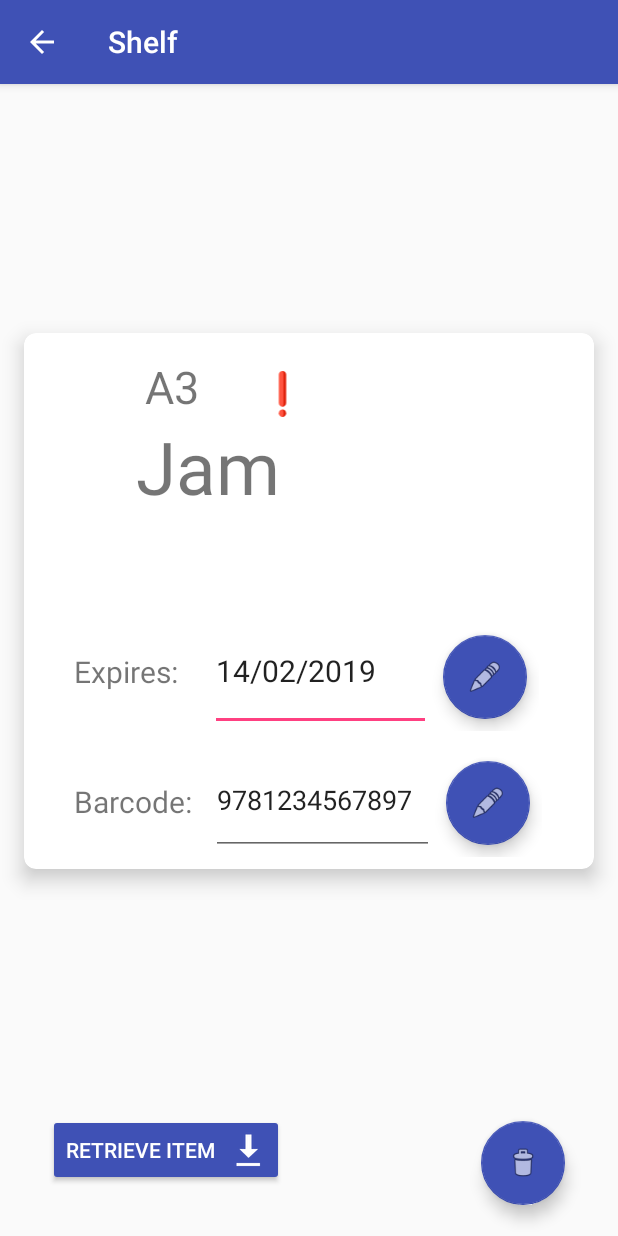
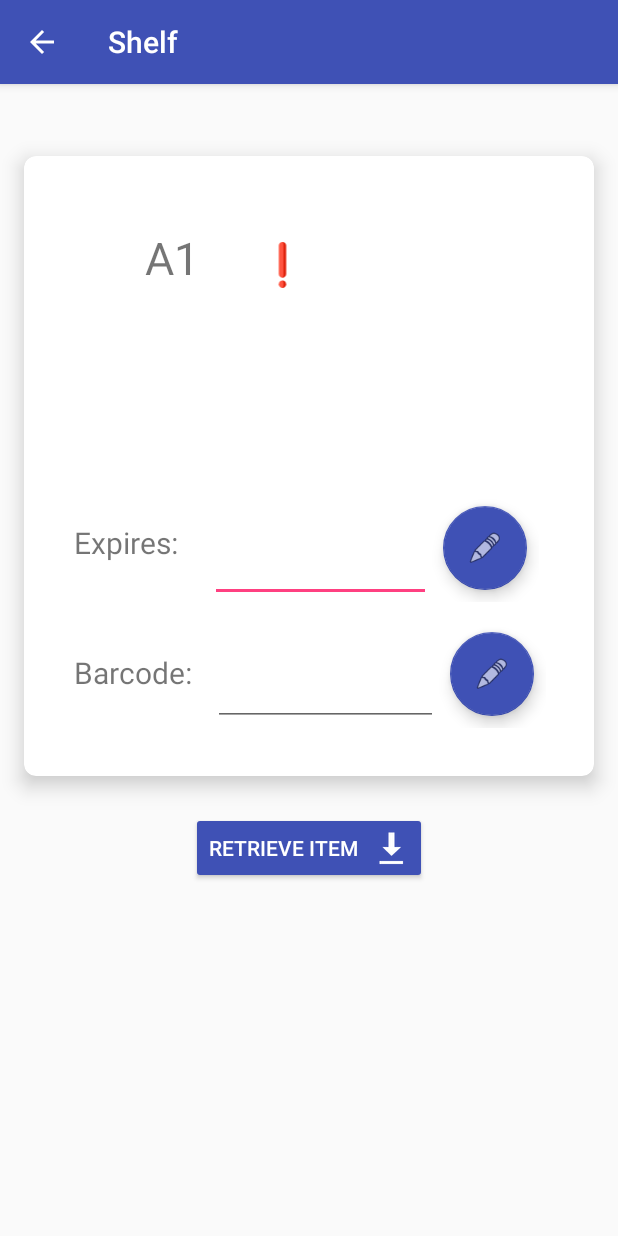
Before and after one commit to Ojasvi-Jalal/SystemDesignProject-Team2, an Android app: the screen it shows after launch (ShelfActivity), after a tap on "A1", on a phone screen of 412 x 824 dp. Run offline under Robolectric (Android 15) with nearby library versions, the light colour scheme and no system bars.

Commit message:
Merged Ojasvi's and my changes

```diff
--- a/android-app/app/src/main/java/com/example/ojasvi/roboreachapp/Item.kt
+++ b/android-app/app/src/main/java/com/example/ojasvi/roboreachapp/Item.kt
@@ -1,8 +1,8 @@
 package com.example.ojasvi.roboreachapp
 
+import java.io.Serializable
 import java.time.LocalDate
 
 data class Item(var title: String = "Unknown",
-                var description: String = "",
                 var expiration: LocalDate = LocalDate.now().plusMonths(1), // default expiration in a month
-                var barcode: String = "")
+                var barcode: String = ""): Serializable
--- a/android-app/app/src/main/java/com/example/ojasvi/roboreachapp/MainActivity.kt
+++ b/android-app/app/src/main/java/com/example/ojasvi/roboreachapp/MainActivity.kt
@@ -6,21 +6,19 @@ import android.os.Bundle
 import android.support.v7.widget.CardView
 import android.support.v7.widget.LinearLayoutManager
 import android.support.v7.widget.RecyclerView
-import android.support.v4.app.ActivityCompat
 import android.support.v4.app.ActivityOptionsCompat
-import android.view.View
 
 
 class MainActivity : AppCompatActivity() {
 
     private var recyclerView: RecyclerView? = null
 
-    private lateinit var shelf_a1: Shelf
-    private lateinit var shelf_a2: Shelf
-    private lateinit var shelf_a3: Shelf
-    private lateinit var shelf_b1: Shelf
-    private lateinit var shelf_b2: Shelf
-    private lateinit var shelf_b3: Shelf
+    lateinit var shelf_a1: Shelf
+    lateinit var shelf_a2: Shelf
+    lateinit var shelf_a3: Shelf
+    lateinit var shelf_b1: Shelf
+    lateinit var shelf_b2: Shelf
+    lateinit var shelf_b3: Shelf
 
     override fun onCreate(savedInstanceState: Bundle?) {
 
@@ -28,7 +26,7 @@ class MainActivity : AppCompatActivity() {
         setContentView(R.layout.card_shelves)
         supportActionBar?.title = "RoboReach"
 
-        val a1CardView = findViewById<CardView>(R.id.a1_card)
+        val a1CardView = findViewById<CardView>(R.id.card)
         val a2CardView = findViewById<CardView>(R.id.a2_card)
         val a3CardView = findViewById<CardView>(R.id.a3_card)
         val b1CardView = findViewById<CardView>(R.id.b1_card)
@@ -37,27 +35,27 @@ class MainActivity : AppCompatActivity() {
 
         a1CardView.setOnClickListener {
             val options = ActivityOptionsCompat.makeSceneTransitionAnimation(this, it, getString(R.string.transition_string))
-            startActivity(Intent(this, ShelfActivity::class.java).putExtra("name", "A1"), options.toBundle())
+            startActivity(Intent(this, ShelfActivity::class.java).putExtra("shelf", shelf_a1), options.toBundle())
         }
         a2CardView.setOnClickListener {
             val options = ActivityOptionsCompat.makeSceneTransitionAnimation(this, it, getString(R.string.transition_string))
-            startActivity(Intent(this, ShelfActivity::class.java).putExtra("name", "A2"), options.toBundle())
+            startActivity(Intent(this, ShelfActivity::class.java).putExtra("shelf", shelf_a2), options.toBundle())
         }
         a3CardView.setOnClickListener {
             val options = ActivityOptionsCompat.makeSceneTransitionAnimation(this, it, getString(R.string.transition_string))
-            startActivity(Intent(this, ShelfActivity::class.java).putExtra("name", "A3"), options.toBundle())
+            startActivity(Intent(this, ShelfActivity::class.java).putExtra("shelf", shelf_a3), options.toBundle())
         }
         b1CardView.setOnClickListener {
             val options = ActivityOptionsCompat.makeSceneTransitionAnimation(this, it, getString(R.string.transition_string))
-            startActivity(Intent(this, ShelfActivity::class.java).putExtra("name", "B1"), options.toBundle())
+            startActivity(Intent(this, ShelfActivity::class.java).putExtra("shelf", shelf_b1), options.toBundle())
         }
         b2CardView.setOnClickListener {
             val options = ActivityOptionsCompat.makeSceneTransitionAnimation(this, it, getString(R.string.transition_string))
-            startActivity(Intent(this, ShelfActivity::class.java).putExtra("name", "B2"), options.toBundle())
+            startActivity(Intent(this, ShelfActivity::class.java).putExtra("shelf", shelf_b2), options.toBundle())
         }
         b3CardView.setOnClickListener {
             val options = ActivityOptionsCompat.makeSceneTransitionAnimation(this, it, getString(R.string.transition_string))
-            startActivity(Intent(this, ShelfActivity::class.java).putExtra("name", "B3"), options.toBundle())
+            startActivity(Intent(this, ShelfActivity::class.java).putExtra("shelf", shelf_b3), options.toBundle())
         }
 
         shelf_a1 = Shelf(null, "A1")
@@ -71,7 +69,7 @@ class MainActivity : AppCompatActivity() {
         /* DEBUG code - REMOVE LATER */
 
         // Creates fake Item and Notification objects
-        val jam = Item("Jam", "Delicious goodie")
+        val jam = Item("Jam")
         shelf_a3.item = jam
         val notification = Notification(shelf_a3)
         val listOfNotifications = mutableListOf<Notification>()
@@ -89,15 +87,5 @@ class MainActivity : AppCompatActivity() {
 
     }
 
-//    // Method to have nice transitions for the cards
-//    fun animateIntent(view: View) {
-//
-//        val intent = Intent(this, ShelfActivity::class.java)
-//
-//        val options =
-//                ActivityOptionsCompat.makeSceneTransitionAnimation(this, view, getString(R.string.transition_string))
-//
-//        ActivityCompat.startActivity(this, intent, options.toBundle())
-//    }
 
 }
--- a/android-app/app/src/main/java/com/example/ojasvi/roboreachapp/Shelf.kt
+++ b/android-app/app/src/main/java/com/example/ojasvi/roboreachapp/Shelf.kt
@@ -1,5 +1,7 @@
 package com.example.ojasvi.roboreachapp
 
-class Shelf(var item: Item? = null, val name: String) {
+import java.io.Serializable
+
+class Shelf(var item: Item? = null, val name: String): Serializable {
 
 }
--- a/android-app/app/src/main/java/com/example/ojasvi/roboreachapp/ShelfActivity.kt
+++ b/android-app/app/src/main/java/com/example/ojasvi/roboreachapp/ShelfActivity.kt
@@ -3,17 +3,25 @@ package com.example.ojasvi.roboreachapp
 import android.content.Intent
 import android.support.v7.app.AppCompatActivity
 import android.os.Bundle
+import android.view.MenuItem
 import android.widget.Button
 import android.widget.EditText
 import android.support.design.widget.FloatingActionButton
+import android.widget.TextView
+import java.time.format.DateTimeFormatter
 
 class ShelfActivity : AppCompatActivity() {
 
     override fun onCreate(savedInstanceState: Bundle?) {
+
         super.onCreate(savedInstanceState)
         setContentView(R.layout.activity_shelf)
+
         supportActionBar?.title = "Shelf"
         supportActionBar?.setDisplayHomeAsUpEnabled(true)
+
+        getShelfData()
+
 
         // Edit button trigger
         val editButton1 = findViewById<FloatingActionButton>(R.id.editButton1)
@@ -29,4 +37,33 @@ class ShelfActivity : AppCompatActivity() {
             mEdit.isEnabled = true
         }
     }
+
+    private fun getShelfData() {
+
+        val shelf: Shelf = intent.getSerializableExtra("shelf") as Shelf
+        val item = shelf.item
+
+        val shelfName: TextView = findViewById(R.id.name)
+        val itemTitle: TextView = findViewById(R.id.title)
+        val expirationDate: EditText = findViewById(R.id.expiry)
+        val barcode: EditText = findViewById(R.id.barcode)
+
+        shelfName.text = shelf.name
+        itemTitle.text = item?.title
+        expirationDate.setText(item?.expiration?.format(DateTimeFormatter.ISO_LOCAL_DATE))
+        barcode.setText(item?.barcode)
+
+    }
+
+    override fun onOptionsItemSelected(item: MenuItem): Boolean {
+        when (item.itemId) {
+            // Respond to the action bar's Up/Home button
+            android.R.id.home -> {
+                supportFinishAfterTransition()
+                return true
+            }
+        }
+        return super.onOptionsItemSelected(item)
+    }
+
 }
--- a/android-app/app/src/main/res/layout/activity_shelf.xml
+++ b/android-app/app/src/main/res/layout/activity_shelf.xml
@@ -12,10 +12,6 @@
         android:layout_height="wrap_content"
         android:layout_columnWeight="1"
         android:layout_margin="16dp"
-        android:layout_marginBottom="50dp"
-        android:layout_marginEnd="50dp"
-        android:layout_marginStart="50dp"
-        android:layout_marginTop="50dp"
         android:layout_rowWeight="1"
         android:transitionName="@string/transition_string"
         app:cardCornerRadius="8dp"
@@ -24,13 +20,14 @@
         app:layout_constraintEnd_toEndOf="parent"
         app:layout_constraintStart_toStartOf="parent"
         app:layout_constraintTop_toTopOf="parent"
-        app:layout_constraintVertical_bias="0.396">
+        app:layout_constraintVertical_bias="0.100000024">
 
         <LinearLayout
             android:id="@+id/linearLayout"
-            android:layout_width="313dp"
+            android:layout_width="match_parent"
             android:layout_height="wrap_content"
-            android:layout_marginBottom="8dp"
+            android:layout_marginBottom="32dp"
+            android:layout_marginTop="32dp"
             android:layout_marginEnd="32dp"
             android:layout_marginStart="32dp"
             android:orientation="vertical"
@@ -97,18 +94,18 @@
                     android:text="Expires:"
                     android:textAlignment="textStart"
                     android:textSize="20sp"
+                    tools:ignore="RtlCompat"
                     tools:layout_editor_absoluteX="36dp"
-                    tools:layout_editor_absoluteY="117dp"
-                    tools:ignore="RtlCompat" />
+                    tools:layout_editor_absoluteY="117dp" />
 
                 <EditText
                     android:id="@+id/expiry"
                     android:layout_width="wrap_content"
                     android:layout_height="match_parent"
                     android:layout_weight="1"
+                    android:editable="false"
                     android:ems="10"
                     android:inputType="none"
-                    android:editable="false"
                     android:text="14/02/2019"
                     android:textSize="20sp" />
 
@@ -150,10 +147,10 @@
                     android:text="Barcode:"
                     android:textAlignment="textStart"
                     android:textSize="20sp"
+                    tools:ignore="RtlCompat"
                     tools:layout_editor_absoluteX="36dp"
-                    tools:layout_editor_absoluteY="117dp"
 
-                    tools:ignore="RtlCompat" />
+                    tools:layout_editor_absoluteY="117dp" />
 
                 <EditText
                     android:id="@+id/barcode"
@@ -199,40 +196,18 @@
         android:layout_width="wrap_content"
         android:layout_height="wrap_content"
         android:layout_marginBottom="8dp"
-        android:layout_marginEnd="8dp"
-        android:layout_marginStart="8dp"
-        android:layout_marginTop="8dp"
+        android:layout_marginTop="24dp"
         android:backgroundTint="@color/colorPrimary"
         android:drawablePadding="10dp"
         android:drawableRight="@android:drawable/stat_sys_download_done"
         android:gravity="left|center"
         android:text="Retrieve item"
         app:layout_constraintBottom_toBottomOf="parent"
-        app:layout_constraintEnd_toStartOf="@+id/deleteButton"
-        app:layout_constraintHorizontal_bias="0.164"
+        app:layout_constraintEnd_toEndOf="parent"
         app:layout_constraintStart_toStartOf="parent"
         app:layout_constraintTop_toBottomOf="@+id/card"
-        app:layout_constraintVertical_bias="0.859"
+        app:layout_constraintVertical_bias="0.0"
         tools:layout_conversion_absoluteHeight="48dp"
         tools:layout_conversion_absoluteWidth="123dp" />
 
-    <android.support.design.widget.FloatingActionButton
-        android:id="@+id/deleteButton"
-        android:layout_width="wrap_content"
-        android:layout_height="wrap_content"
-        android:layout_marginBottom="8dp"
-        android:layout_marginEnd="8dp"
-        android:layout_marginStart="8dp"
-        android:layout_marginTop="8dp"
-        android:clickable="true"
-        app:backgroundTint="@color/colorPrimary"
-        app:fabSize="auto"
-        app:layout_constraintBottom_toBottomOf="parent"
-        app:layout_constraintEnd_toEndOf="parent"
-        app:layout_constraintHorizontal_bias="0.92"
-        app:layout_constraintStart_toStartOf="parent"
-        app:layout_constraintTop_toTopOf="parent"
-        app:layout_constraintVertical_bias="0.982"
-        app:srcCompat="@android:drawable/ic_menu_delete" />
-
 </android.support.constraint.ConstraintLayout>
--- a/android-app/app/src/main/res/layout/card_shelves.xml
+++ b/android-app/app/src/main/res/layout/card_shelves.xml
@@ -34,7 +34,7 @@
         <!-- COLUMN 1  -->
 
         <android.support.v7.widget.CardView
-            android:id="@+id/a1_card"
+            android:id="@+id/card"
             android:layout_width="wrap_content"
             android:layout_height="wrap_content"
             android:layout_columnWeight="1"
```
Also changed, not shown: android-app/app/build.gradle (+3 -5 lines), 2 other files.
